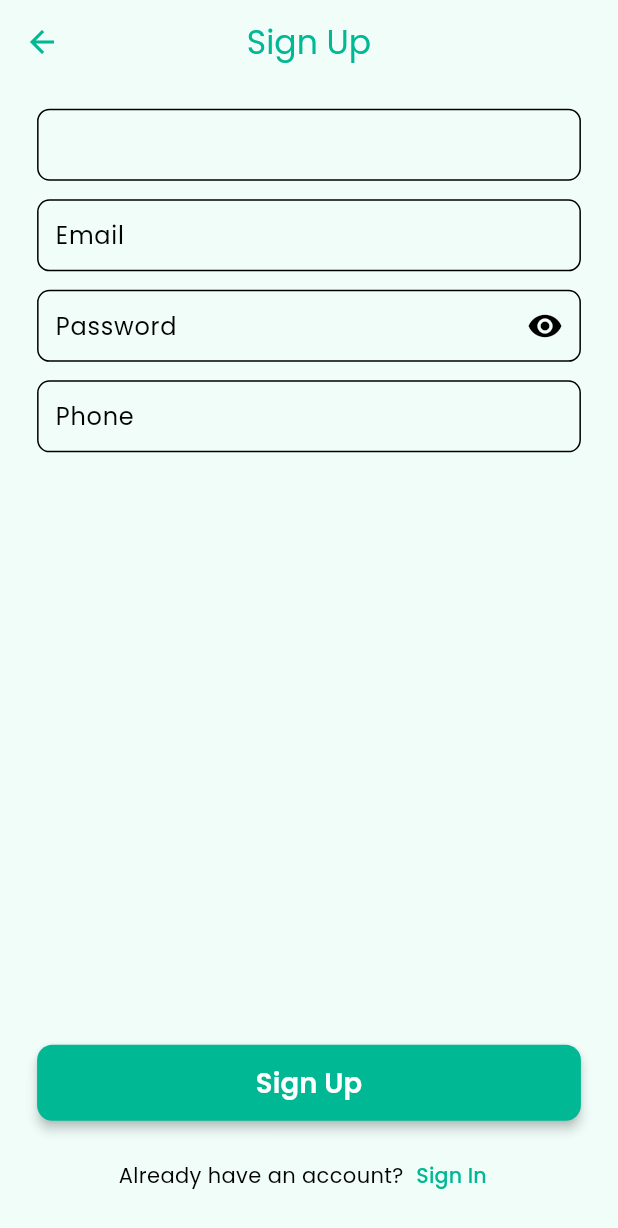
After one commit to sgamzeo/firebase_challenge, a Flutter app: the SignInPage screen opened by its route, after a tap on "Sign up", on a phone screen of 412 x 824 dp. The commit adds this screen. Shown: the top 1228 px of the screen. Run offline on Flutter 3.47's test engine with Material 3 defaults, Android fonts, the phone set to English and light mode, and no system bars; our stand-ins replace cached_network_image, device_preview, flutter_screenutil, google_fonts.

Commit message:
feat(banana_tree): Add SignIn and SignUp pages with updated routes

```diff
--- a/lib/core/route/routes.dart
+++ b/lib/core/route/routes.dart
@@ -1,4 +1,6 @@
 import 'package:firebase_challenge/feature/banana_tree_community/view/banana_tree_community_page.dart';
+import 'package:firebase_challenge/feature/banana_tree_community/view/sign_in_page.dart';
+import 'package:firebase_challenge/feature/banana_tree_community/view/sign_up_page.dart';
 import 'package:firebase_challenge/feature/chasing_legends/view/chasing_legends_page.dart';
 import 'package:firebase_challenge/feature/daring_duck_auth/view/daring_duck_auth_page.dart';
 import 'package:firebase_challenge/feature/eurovision_remote_config/view/eurovision_remote_config_page.dart';
@@ -10,6 +12,8 @@ import 'package:flutter/material.dart';
 class AppRoutes {
   static const String initialRoute = '/';
   static const String bananaTree = '/banana_tree';
+  static const String bananaTreeSignIn = '/banana_tree/signIn';
+  static const String bananaTreeSignUp = '/banana_tree/signUp';
   static const String chasingLegends = '/chasing_legends';
   static const String daringDuck = '/daring_duck';
   static const String eurovision = '/eurovision';
@@ -19,6 +23,8 @@ class AppRoutes {
   static Map<String, WidgetBuilder> get all => {
     initialRoute: (context) => HomePage(),
     bananaTree: (context) => BananaTreeCommunityPage(),
+    bananaTreeSignIn: (context) => SignInPage(),
+    bananaTreeSignUp: (context) => SignUpPage(),
     chasingLegends: (context) => ChasingLegendsPage(),
     daringDuck: (context) => DaringDuckAuthPage(),
     eurovision: (context) => EurovisionRemoteConfigPage(),
--- /dev/null
+++ b/lib/feature/banana_tree_community/view/sign_in_page.dart
@@ -0,0 +1,54 @@
+import 'package:firebase_challenge/core/components/custom_button.dart';
+import 'package:firebase_challenge/core/components/custom_text_button.dart';
+import 'package:firebase_challenge/core/components/custom_text_field.dart';
+import 'package:firebase_challenge/core/constants/dimens.dart';
+import 'package:firebase_challenge/core/route/routes.dart';
+import 'package:flutter/material.dart';
+
+class SignInPage extends StatelessWidget {
+  const SignInPage({super.key});
+
+  final List<FieldType> fields = const [FieldType.email, FieldType.password];
+
+  @override
+  Widget build(BuildContext context) {
+    return Scaffold(
+      appBar: AppBar(title: const Text('Sign In'), centerTitle: true),
+      body: Padding(
+        padding: Dimens.pagePaddingMedium,
+        child: Column(
+          children: [
+            Expanded(
+              child: ListView.separated(
+                itemCount: fields.length,
+                separatorBuilder: (_, __) =>
+                    SizedBox(height: Dimens.spaceMedium),
+                itemBuilder: (context, index) {
+                  return CustomTextField(fieldType: fields[index]);
+                },
+              ),
+            ),
+            SizedBox(height: Dimens.spaceLarge),
+            SizedBox(
+              width: double.infinity,
+              child: CustomButton(text: 'Sign In', onPressed: () {}),
+            ),
+            SizedBox(height: Dimens.spaceMedium),
+            Row(
+              mainAxisAlignment: MainAxisAlignment.center,
+              children: [
+                Text("Don't have an account?"),
+                CustomTextButton(
+                  text: 'Sign up',
+                  onPressed: () {
+                    Navigator.pushNamed(context, AppRoutes.bananaTreeSignUp);
+                  },
+                ),
+              ],
+            ),
+          ],
+        ),
+      ),
+    );
+  }
+}
--- /dev/null
+++ b/lib/feature/banana_tree_community/view/sign_up_page.dart
@@ -0,0 +1,58 @@
+import 'package:firebase_challenge/core/components/custom_button.dart';
+import 'package:firebase_challenge/core/components/custom_text_button.dart';
+import 'package:firebase_challenge/core/components/custom_text_field.dart';
+import 'package:firebase_challenge/core/constants/dimens.dart';
+import 'package:flutter/material.dart';
+
+class SignUpPage extends StatelessWidget {
+  const SignUpPage({super.key});
+
+  final List<FieldType> fields = const [
+    FieldType.normal, // Name
+    FieldType.email,
+    FieldType.password,
+    FieldType.phone, // opsiyonel
+  ];
+
+  @override
+  Widget build(BuildContext context) {
+    return Scaffold(
+      appBar: AppBar(title: const Text('Sign Up'), centerTitle: true),
+      body: Padding(
+        padding: Dimens.pagePaddingMedium,
+        child: Column(
+          children: [
+            Expanded(
+              child: ListView.separated(
+                itemCount: fields.length,
+                separatorBuilder: (_, __) =>
+                    SizedBox(height: Dimens.spaceMedium),
+                itemBuilder: (context, index) {
+                  return CustomTextField(fieldType: fields[index]);
+                },
+              ),
+            ),
+            SizedBox(height: Dimens.spaceLarge),
+            SizedBox(
+              width: double.infinity,
+              child: CustomButton(text: 'Sign Up', onPressed: () {}),
+            ),
+            SizedBox(height: Dimens.spaceMedium),
+            Row(
+              mainAxisAlignment: MainAxisAlignment.center,
+              children: [
+                Text("Already have an account?"),
+                CustomTextButton(
+                  text: 'Sign In',
+                  onPressed: () {
+                    Navigator.pop(context);
+                  },
+                ),
+              ],
+            ),
+          ],
+        ),
+      ),
+    );
+  }
+}
```
